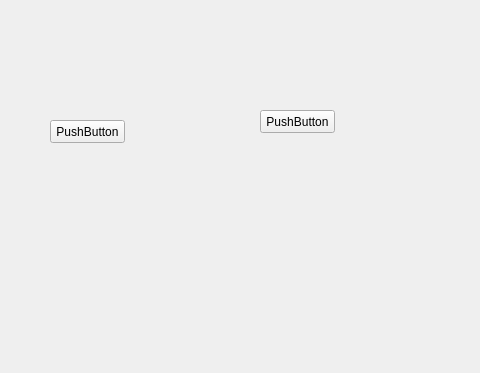
Above: RoverGUI/form.ui from Sapienza-Technology-2021/Socket-GUI before the change; both pictures show x 0 to 480 and y 0 to 373 of the 800 by 600 pixel window. Below: the same form after it.
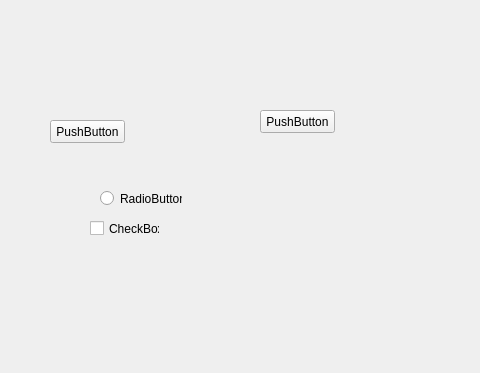
That is the form after the change.

What changed in the file:
```diff
--- a/RoverGUI/form.ui
+++ b/RoverGUI/form.ui
@@ -40,6 +40,32 @@
      <string>PushButton</string>
     </property>
    </widget>
+   <widget class="QRadioButton" name="radioButton">
+    <property name="geometry">
+     <rect>
+      <x>100</x>
+      <y>190</y>
+      <width>82</width>
+      <height>17</height>
+     </rect>
+    </property>
+    <property name="text">
+     <string>RadioButton</string>
+    </property>
+   </widget>
+   <widget class="QCheckBox" name="checkBox">
+    <property name="geometry">
+     <rect>
+      <x>90</x>
+      <y>220</y>
+      <width>70</width>
+      <height>17</height>
+     </rect>
+    </property>
+    <property name="text">
+     <string>CheckBox</string>
+    </property>
+   </widget>
   </widget>
   <widget class="QMenuBar" name="menubar">
    <property name="geometry">
```
